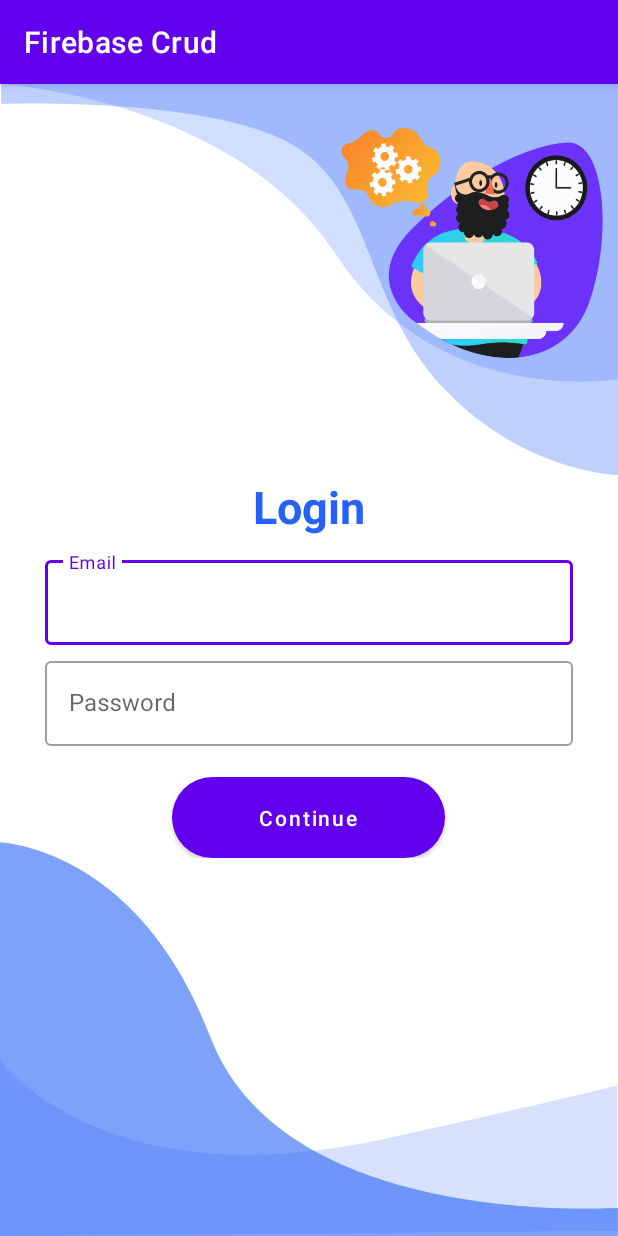
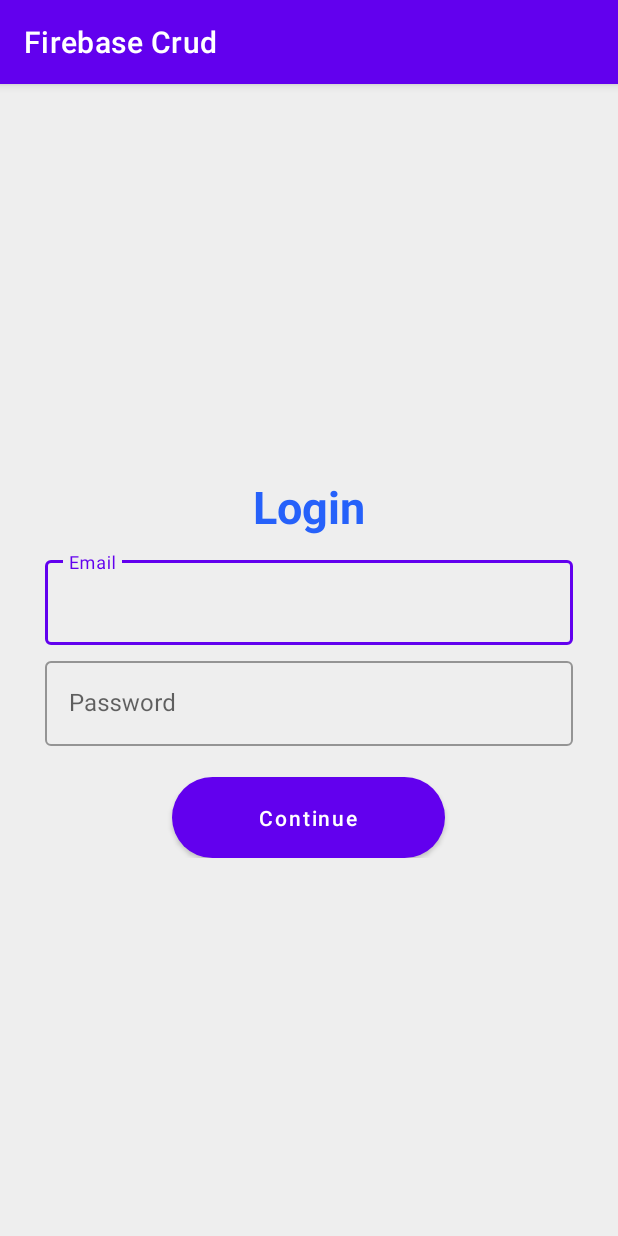
Before and after one commit to zamanz/android-firebase, an Android app: the screen it shows after launch (LoginActivity), on a phone screen of 412 x 824 dp. Run offline under Robolectric (Android 15) with nearby library versions, the phone set to English and light mode, and no system bars; our stand-ins replace Firebase (no records; nobody signed in at launch, a user with empty details on screens opened directly).

Commit message:
Update activity_login.xml

```diff
--- a/app/src/main/res/layout/activity_login.xml
+++ b/app/src/main/res/layout/activity_login.xml
@@ -4,7 +4,7 @@
     xmlns:tools="http://schemas.android.com/tools"
     android:layout_width="match_parent"
     android:layout_height="match_parent"
-    android:background="@drawable/login_bk"
+    android:background="@drawable/background"
     tools:context=".views.LoginActivity"
     android:padding="30dp"
     android:gravity="center">
```
